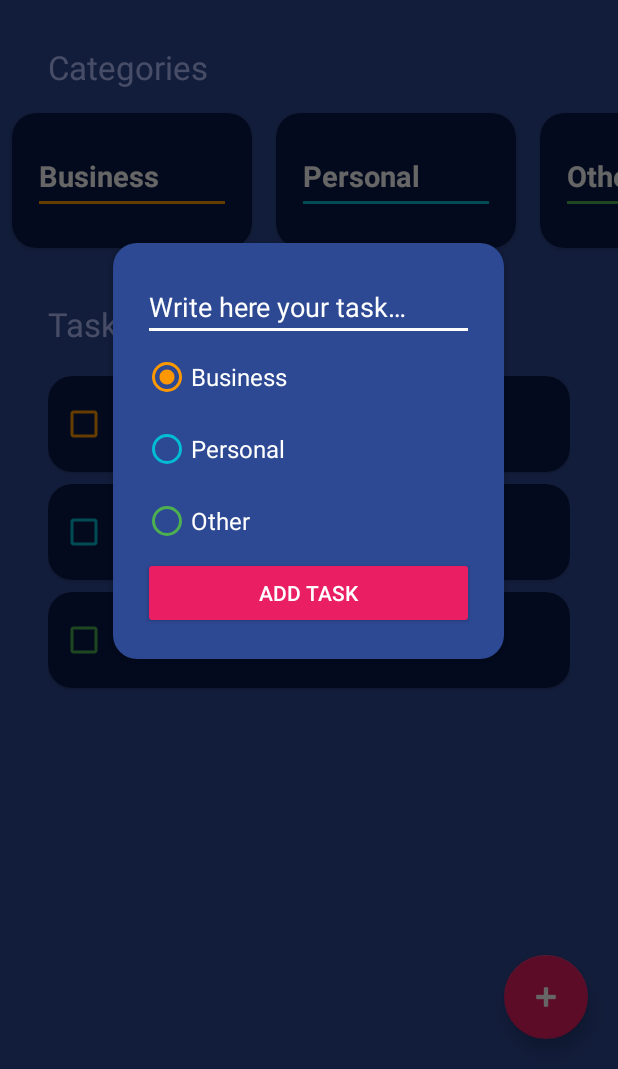
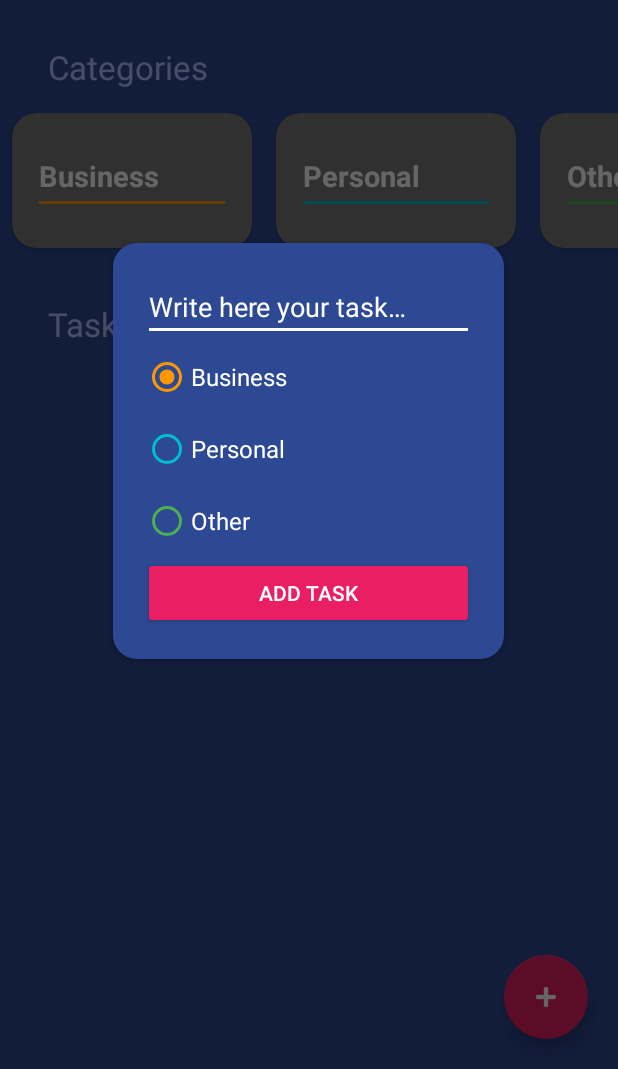
Before and after one commit to Nestor162/SimpleToDoApp, an Android app: the screen it shows after launch (ToDoActivity), after a tap on "Add a task", on a phone screen of 412 x 824 dp, the part 167-1236 px from its top. Run offline under Robolectric (Android 15) with nearby library versions, the light colour scheme and no system bars; 3 other taps on this screen came first.

Commit message:
Add functionality to filter tasks based on categories

```diff
--- a/app/src/main/java/com/nestorcicardini/simpletodoapp/CategoriesAdapter.kt
+++ b/app/src/main/java/com/nestorcicardini/simpletodoapp/CategoriesAdapter.kt
@@ -4,7 +4,10 @@ import android.view.LayoutInflater
 import android.view.ViewGroup
 import androidx.recyclerview.widget.RecyclerView
 
-class CategoriesAdapter(private val categories: List<TaskCategory>) :
+class CategoriesAdapter(
+    private val categories: List<TaskCategory>,
+    private val onCategorySelected: (Int) -> Unit
+) :
     RecyclerView.Adapter<CategoryViewHolder>() {
 
     override fun onCreateViewHolder(parent: ViewGroup, viewType: Int): CategoryViewHolder {
@@ -18,7 +21,7 @@ class CategoriesAdapter(private val categories: List<TaskCategory>) :
 
     override fun onBindViewHolder(holder: CategoryViewHolder, position: Int) {
         val context = holder.itemView.context
-        holder.render(categories[position])
+        holder.render(categories[position], onCategorySelected)
     }
 
 }
--- a/app/src/main/java/com/nestorcicardini/simpletodoapp/CategoryViewHolder.kt
+++ b/app/src/main/java/com/nestorcicardini/simpletodoapp/CategoryViewHolder.kt
@@ -2,6 +2,7 @@ package com.nestorcicardini.simpletodoapp
 
 import android.view.View
 import androidx.appcompat.widget.AppCompatTextView
+import androidx.cardview.widget.CardView
 import androidx.core.content.ContextCompat
 import androidx.recyclerview.widget.RecyclerView
 
@@ -9,9 +10,22 @@ class CategoryViewHolder(view: View) : RecyclerView.ViewHolder(view) {
 
     private val tvCategoryName: AppCompatTextView = view.findViewById(R.id.tvCategoryName)
     private val divider: View = view.findViewById(R.id.divider)
+    private val cvCategoryContainer: CardView = view.findViewById(R.id.cvCategoryContainer)
 
-    fun render(taskCategory: TaskCategory) {
+    fun render(taskCategory: TaskCategory, onCategorySelected: (Int) -> Unit) {
 
+        val currentColor =
+            if (taskCategory.isSelected) R.color.background_card else R.color.background_disabled
+
+        cvCategoryContainer.setCardBackgroundColor(
+            ContextCompat.getColor(
+                cvCategoryContainer.context,
+                currentColor
+            )
+        )
+
+
+        itemView.setOnClickListener { onCategorySelected(layoutPosition) }
         when (taskCategory) {
             TaskCategory.Business -> {
                 tvCategoryName.text = tvCategoryName.context.getString(R.string.business)
--- a/app/src/main/java/com/nestorcicardini/simpletodoapp/TaskAdapter.kt
+++ b/app/src/main/java/com/nestorcicardini/simpletodoapp/TaskAdapter.kt
@@ -4,7 +4,7 @@ import android.view.LayoutInflater
 import android.view.ViewGroup
 import androidx.recyclerview.widget.RecyclerView
 
-class TaskAdapter(private val task: List<Task>, private val onTaskSelected: (Int) -> Unit) :
+class TaskAdapter(var task: List<Task>, private val onTaskSelected: (Int) -> Unit) :
     RecyclerView.Adapter<TaskViewHolder>() {
 
 
--- a/app/src/main/java/com/nestorcicardini/simpletodoapp/TaskCategory.kt
+++ b/app/src/main/java/com/nestorcicardini/simpletodoapp/TaskCategory.kt
@@ -1,7 +1,7 @@
 package com.nestorcicardini.simpletodoapp
 
-sealed class TaskCategory {
-    object Personal: TaskCategory()
-    object Business: TaskCategory()
-    object Other: TaskCategory()
+sealed class TaskCategory(var isSelected: Boolean = true) {
+    object Personal : TaskCategory()
+    object Business : TaskCategory()
+    object Other : TaskCategory()
 }
--- a/app/src/main/res/layout/item_task_category.xml
+++ b/app/src/main/res/layout/item_task_category.xml
@@ -2,6 +2,7 @@
 <androidx.cardview.widget.CardView xmlns:android="http://schemas.android.com/apk/res/android"
     xmlns:app="http://schemas.android.com/apk/res-auto"
     xmlns:tools="http://schemas.android.com/tools"
+    android:id="@+id/cvCategoryContainer"
     android:layout_width="160dp"
     android:layout_height="90dp"
     android:layout_marginHorizontal="8dp"
--- a/build.gradle.kts
+++ b/build.gradle.kts
@@ -1,5 +1,5 @@
 // Top-level build file where you can add configuration options common to all sub-projects/modules.
 plugins {
-    id("com.android.application") version "8.1.1" apply false
+    id("com.android.application") version "8.1.2" apply false
     id("org.jetbrains.kotlin.android") version "1.9.0" apply false
 }
```
Also changed, not shown: app/src/main/java/com/nestorcicardini/simpletodoapp/ToDoActivity.kt (+11 -1 lines).
